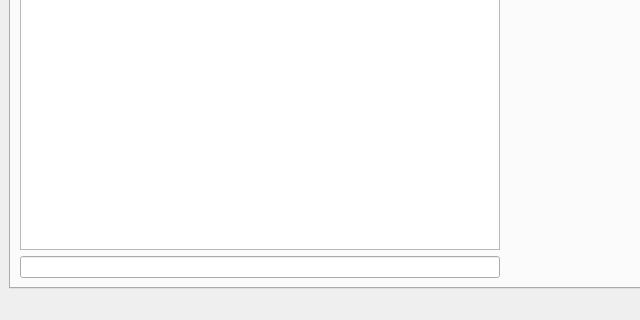
Qt form views/main_window.ui (RoroTiti/OC_P5) before a commit; both pictures show x 0 to 640 and y 280 to 600 of the 1000 by 600 pixel window.
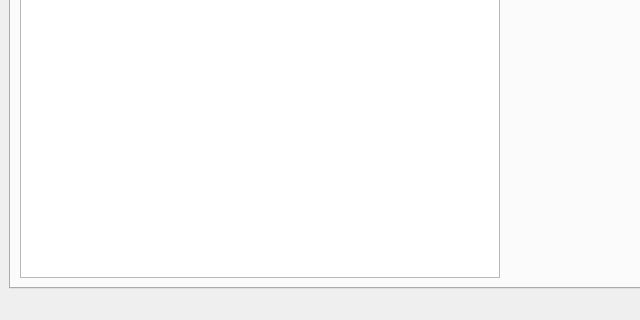
The same form after that commit.

What changed in the file:
```diff
--- a/views/main_window.ui
+++ b/views/main_window.ui
@@ -25,7 +25,7 @@
         <string>Nouvelle recherche</string>
        </attribute>
        <layout class="QGridLayout" name="gridLayout">
-        <item row="0" column="2">
+        <item row="0" column="1">
          <spacer name="horizontalSpacer">
           <property name="orientation">
            <enum>Qt::Horizontal</enum>
@@ -39,10 +39,7 @@
          </spacer>
         </item>
         <item row="0" column="0">
-         <widget class="QListWidget" name="listWidget"/>
-        </item>
-        <item row="1" column="0">
-         <widget class="QLineEdit" name="lineEdit"/>
+         <widget class="QTreeView" name="tree_products"/>
         </item>
        </layout>
       </widget>
```
